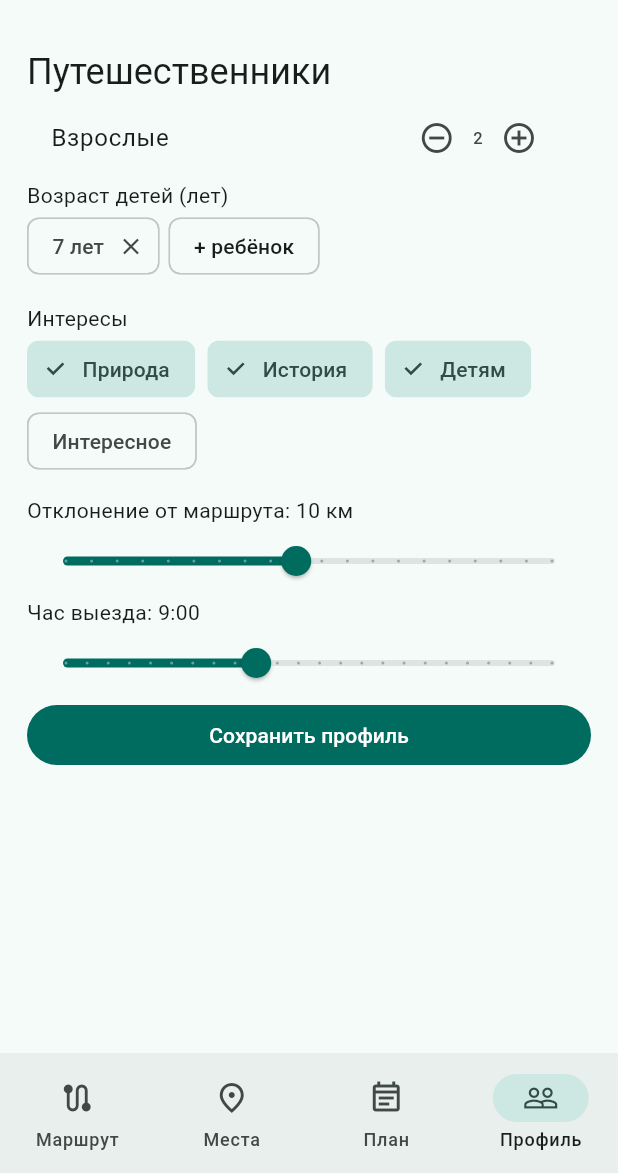
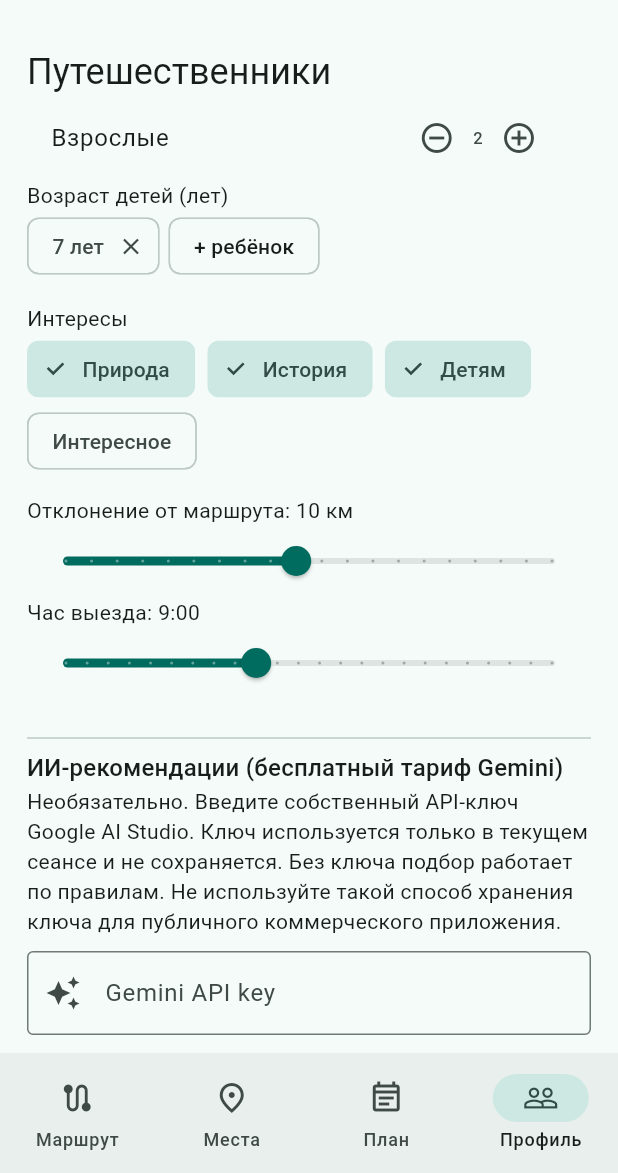
Before and after one commit to Shkazzz/RouteMate, a Flutter app: the screen it shows after launch, item 4 of the bottom bar chosen, on a phone screen of 412 x 824 dp, the part 63-1236 px from its top. Run offline on Flutter 3.47's test engine with Material 3 defaults, Android fonts, the phone set to English and light mode, and no system bars; our stand-ins replace flutter_map, latlong2, shared_preferences.

Commit message:
Connect optional Gemini AI recommendations to Flutter UI

```diff
--- a/lib/main.dart
+++ b/lib/main.dart
@@ -6,6 +6,7 @@ import 'package:shared_preferences/shared_preferences.dart';
 import 'package:url_launcher/url_launcher.dart';
 import 'models/models.dart';
 import 'services/osm_services.dart';
+import 'services/ai_recommendations.dart';
 
 void main() {
   WidgetsFlutterBinding.ensureInitialized();
@@ -34,6 +35,8 @@ class RouteMateHome extends StatefulWidget {
 
 class _RouteMateHomeState extends State<RouteMateHome> {
   final api = OsmServices();
+  final ai = AiRecommendations();
+  final aiKeyController = TextEditingController();
   final mapController = MapController();
   final startController = TextEditingController(text: 'Москва');
   final finishController = TextEditingController(text: 'Тверь');
@@ -136,8 +139,17 @@ class _RouteMateHomeState extends State<RouteMateHome> {
     if (original == null) return;
     try {
       final found = await api.searchPoi(original!, profile);
+      String? aiWarning;
+      if (aiKeyController.text.trim().isNotEmpty && found.isNotEmpty) {
+        try {
+          if (mounted) setState(() => status = 'ИИ подбирает интересные места');
+          await ai.personalize(places: found, profile: profile, apiKey: aiKeyController.text);
+        } catch (exception) {
+          aiWarning = exception.toString();
+        }
+      }
       if (!mounted) return;
-      setState(() { places = found; error = null; page = 1; });
+      setState(() { places = found; error = aiWarning; page = 1; });
     } catch (exception) {
       fail(exception);
     }
@@ -184,6 +196,8 @@ class _RouteMateHomeState extends State<RouteMateHome> {
   @override
   void dispose() {
     api.dispose();
+    ai.dispose();
+    aiKeyController.dispose();
     mapController.dispose();
     startController.dispose();
     finishController.dispose();
@@ -308,7 +322,9 @@ class _RouteMateHomeState extends State<RouteMateHome> {
             children: [
               Text(poi.name, style: Theme.of(context).textTheme.titleMedium),
               Text('${poi.category} · ~${poi.distanceKm.toStringAsFixed(1)} км от линии · ${poi.visitMinutes} мин'),
-              Text('Соответствие интересам: ${poi.score} баллов'),
+              Text('Соответствие интересам: ${poi.aiScore ?? poi.score} баллов${poi.aiScore == null ? ' (правила)' : ' (ИИ)'}'),
+              if (poi.aiReason != null && poi.aiReason!.isNotEmpty)
+                Text('ИИ: ${poi.aiReason}'),
               Row(children: [
                 Expanded(child: FilledButton.tonal(
                   onPressed: busy ? null : () => selectPoi(poi),
@@ -397,6 +413,46 @@ class _RouteMateHomeState extends State<RouteMateHome> {
     Text('Час выезда: ${profile.departureHour}:00'),
     Slider(value: profile.departureHour.toDouble(), min: 0, max: 23, divisions: 23,
       onChanged: (value) => setState(() => profile.departureHour = value.round())),
+    const SizedBox(height: 18),
+    const Divider(),
+    Text('ИИ-рекомендации (бесплатный тариф Gemini)',
+      style: Theme.of(context).textTheme.titleMedium),
+    const Text('Необязательно. Введите собственный API-ключ Google AI Studio. '
+      'Ключ используется только в текущем сеансе и не сохраняется. '
+      'Без ключа подбор работает по правилам. Не используйте такой способ '
+      'хранения ключа для публичного коммерческого приложения.'),
+    const SizedBox(height: 10),
+    TextField(
+      controller: aiKeyController,
+      obscureText: true,
+      enableSuggestions: false,
+      autocorrect: false,
+      decoration: const InputDecoration(
+        border: OutlineInputBorder(),
+        labelText: 'Gemini API key',
+        prefixIcon: Icon(Icons.auto_awesome),
+      ),
+    ),
+    const SizedBox(height: 8),
+    if (places.isNotEmpty)
+      OutlinedButton.icon(
+        icon: const Icon(Icons.auto_awesome),
+        label: const Text('Обновить рекомендации с ИИ'),
+        onPressed: busy ? null : () async {
+          if (aiKeyController.text.trim().isEmpty) {
+            fail(ApiException('Введите API-ключ Gemini в профиле.'));
+            return;
+          }
+          setState(() { busy = true; status = 'ИИ оценивает найденные места'; error = null; });
+          try {
+            await ai.personalize(places: places, profile: profile, apiKey: aiKeyController.text);
+            if (mounted) setState(() { places.sort((a,b) =>
+              (b.aiScore ?? b.score).compareTo(a.aiScore ?? a.score)); page = 1; });
+          } catch (exception) { fail(exception); }
+          finally { if (mounted) setState(() { busy = false; status = ''; }); }
+        },
+      ),
+    const SizedBox(height: 12),
     FilledButton(onPressed: () async {
       await save();
       if (mounted) ScaffoldMessenger.of(context).showSnackBar(
```
